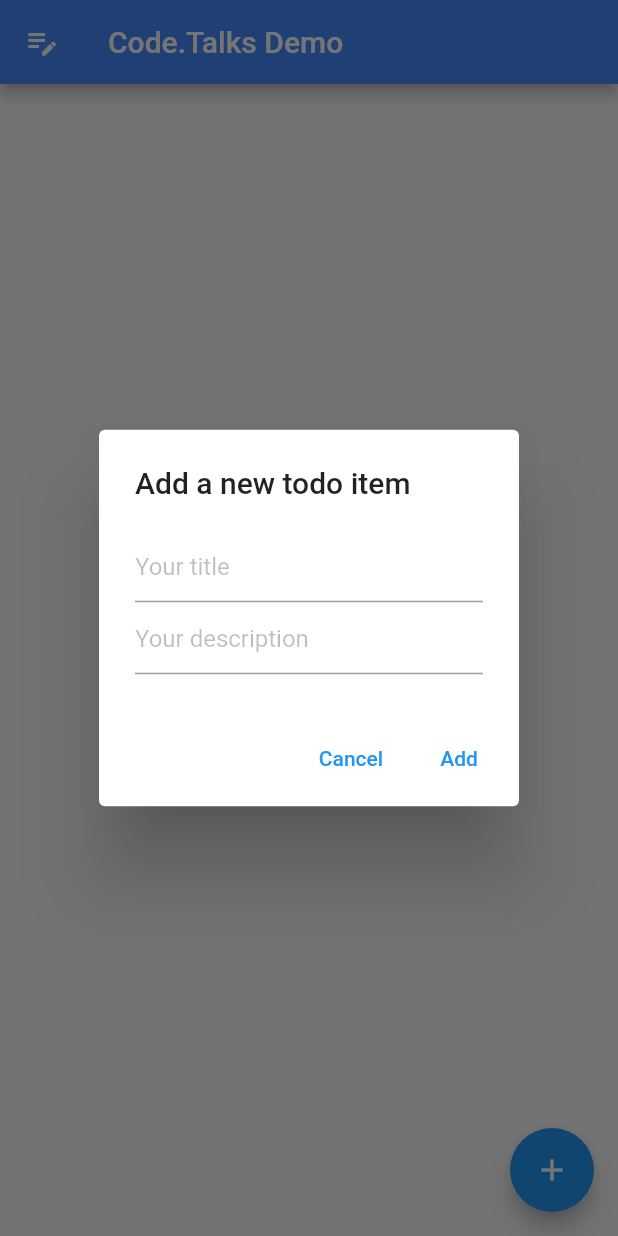
After one commit to tbsschroeder/CodeTalksDemo2022, a Flutter app: the MyTodoPage screen opened directly, after a tap on the "add" icon, on a phone screen of 412 x 824 dp. The commit adds this screen. Run offline on Flutter 3.47's test engine with Material 2 defaults, Android fonts, the phone set to English and light mode, and no system bars; our stand-ins replace flutter_slidable, fluttertoast, sqflite; accounts and stored records are empty.

Commit message:
Refactor main.dart

```diff
--- a/lib/resources/todo_item.dart
+++ b/lib/resources/todo_item.dart
@@ -1,4 +1,5 @@
 import 'package:code_talks_demo/db/todo_model.dart';
+import 'package:code_talks_demo/todo.dart';
 import 'package:flutter/material.dart';
 import 'package:flutter_slidable/flutter_slidable.dart';
 import 'lib.dart';
@@ -46,12 +47,15 @@ class TodoItem extends StatelessWidget {
             color.red, color.green, color.blue, todo.checked ? 0.5 : 1.0),
         backgroundColor:
             todo.checked ? Colors.black54 : const Color(0xFF051428),
-        child: Text(todo.action.isNotEmpty ? todo.action[0].toUpperCase() : '?'));
+        child:
+            Text(todo.action == EMPTY ? '?' : todo.action[0].toUpperCase()));
   }
 
   SlidableAction _getDeleteSlidable() {
     return SlidableAction(
-      onPressed: (_){onHandleDelete(this, index);},
+      onPressed: (_) {
+        onHandleDelete(this, index);
+      },
       backgroundColor: const Color(0xFFFE4A49),
       foregroundColor: Colors.white,
       icon: Icons.delete,
@@ -61,21 +65,25 @@ class TodoItem extends StatelessWidget {
 
   SlidableAction _getDoneSlidable() {
     return SlidableAction(
-      onPressed: (_){onTodoChanged(this, index);},
+      onPressed: (_) {
+        onTodoChanged(this, index);
+      },
       backgroundColor: const Color(0xFF7BC043),
       foregroundColor: Colors.white,
-      icon: Icons.check,
+      icon: todo.checked ? Icons.note_add_outlined : Icons.check,
       label: todo.checked ? l10n.undone : l10n.done,
     );
   }
 
-  ListTile _getListTile(){
+  ListTile _getListTile() {
     return ListTile(
+      onTap: () {
+        onTodoChanged(this, index);
+      },
       leading: getAvatar(),
-      title: Text(todo.action.isNotEmpty ? todo.action : '-empty-',
+      title: Text(todo.action,
           style: _getTextStyle()),
-      subtitle: Text(
-          todo.description.isNotEmpty ? todo.description : '-empty-',
+      subtitle: Text(todo.description,
           style: _getTextStyle()),
     );
   }
--- /dev/null
+++ b/lib/todo.dart
@@ -0,0 +1,170 @@
+import 'package:code_talks_demo/db/todo_model.dart';
+import 'package:code_talks_demo/resources/todo_item.dart';
+import 'package:flutter/material.dart';
+import 'package:code_talks_demo/db/database.dart';
+
+import 'l10n/localization.dart';
+import 'resources/lib.dart';
+
+final String EMPTY = '-empty-';
+
+class MyTodoPage extends StatefulWidget {
+  const MyTodoPage({Key? key, required this.title}) : super(key: key);
+
+  final String title;
+
+  @override
+  State<MyTodoPage> createState() => _MyTodoPageState();
+}
+
+class _MyTodoPageState extends State<MyTodoPage> {
+  final TextEditingController _titleFieldCtr = TextEditingController();
+  final TextEditingController _descriptionFieldCtr = TextEditingController();
+  final List<TodoItem> _todoItems = <TodoItem>[];
+  late Localization l10n;
+
+  @override
+  void initState() {
+    super.initState();
+    _getTodos();
+    print(getMadeWithLove());
+  }
+
+  Future<void> _addTodoDialog() async {
+    return showDialog<void>(
+      context: context,
+      barrierDismissible: false, // user must tap button!
+      builder: (BuildContext context) {
+        return AlertDialog(
+          title: Text(l10n.add_todo),
+          content: Column(
+            mainAxisSize: MainAxisSize.min,
+            children: [
+              TextField(
+                controller: _titleFieldCtr,
+                decoration: InputDecoration(hintText: l10n.type_todo),
+              ),
+              TextField(
+                controller: _descriptionFieldCtr,
+                decoration: InputDecoration(hintText: l10n.type_descripion),
+              ),
+            ],
+          ),
+          actions: <Widget>[
+            TextButton(
+              child: Text(l10n.cancel),
+              onPressed: () {
+                Navigator.of(context).pop();
+              },
+            ),
+            TextButton(
+              child: Text(l10n.add),
+              onPressed: () {
+                Navigator.of(context).pop();
+                _addTodoItem(_titleFieldCtr.text, _descriptionFieldCtr.text);
+              },
+            ),
+          ],
+        );
+      },
+    );
+  }
+
+  void _addTodoItem(String title, String description) async {
+    if (title.isEmpty){
+      title = EMPTY;
+    }
+    if (description.isEmpty){
+      description = EMPTY;
+    }
+
+    await DBProvider.db
+        .newTodo(Todo(action: title, description: description, checked: false));
+    _getTodos();
+    _titleFieldCtr.clear();
+    _descriptionFieldCtr.clear();
+    showToast(l10n.todo_added);
+  }
+
+  void _handleDelete(TodoItem item, int index) {
+    DBProvider.db.deleteTodo(item.todo.id);
+    setState(() => _todoItems.removeAt(index));
+    _getTodos();
+    showToast(l10n.todo_deleted);
+  }
+
+  void _handleTodoChange(TodoItem item, int index) {
+    item.todo.checked = !item.todo.checked;
+    DBProvider.db.updateTodo(item.todo);
+    setState(() => _todoItems[index].todo.checked = item.todo.checked);
+    showToast(item.todo.checked ? l10n.todo_checked : l10n.todo_unchecked);
+  }
+
+  void _getTodos() async {
+    final List<Todo> todos = await DBProvider.db.getTodos();
+    setState(() {
+      _todoItems.clear();
+      todos.asMap().forEach((index, todo) => _todoItems.add(TodoItem(
+          todo: todo,
+          index: index,
+          onHandleDelete: _handleDelete,
+          onTodoChanged: _handleTodoChange,
+          l10n: l10n,
+          key: UniqueKey())));
+    });
+  }
+
+  Center _getEmptyCenterText() {
+    return const Center(
+        child: Text('¯\\_(ツ)_/¯',
+            style: TextStyle(
+              fontSize: 24,
+              color: Colors.black54,
+              fontWeight: FontWeight.w700,
+            )));
+  }
+
+  FutureBuilder _getTodoList(final BuildContext context) =>
+      FutureBuilder<List<Todo>>(
+        future: DBProvider.db.getTodos(),
+        builder: (BuildContext context, AsyncSnapshot<List<Todo>> snapshot) {
+          if (!snapshot.hasData || snapshot.data!.isEmpty) {
+            return _getEmptyCenterText();
+          }
+          return ListView.builder(
+              padding: const EdgeInsets.all(8),
+              itemCount: snapshot.data?.length,
+              itemBuilder: (BuildContext context, int index) {
+                Todo todo = snapshot.data![index];
+                return TodoItem(
+                    todo: todo,
+                    index: index,
+                    onHandleDelete: _handleDelete,
+                    onTodoChanged: _handleTodoChange,
+                    l10n: l10n,
+                    key: UniqueKey());
+              });
+        },
+      );
+
+  @override
+  Widget build(BuildContext context) {
+    l10n = Localization.of(context)!;
+    return Scaffold(
+      appBar: AppBar(
+        leading: IconButton(
+          onPressed: () {},
+          icon: const Icon(Icons.edit_note_outlined),
+        ),
+        title: Text(widget.title),
+        backgroundColor: Colors.blueAccent,
+      ),
+      body: _getTodoList(context),
+      floatingActionButton: FloatingActionButton(
+        onPressed: _addTodoDialog,
+        tooltip: l10n.add_todo,
+        child: const Icon(Icons.add),
+      ), // This trailing comma makes auto-formatting nicer for build methods.
+    );
+  }
+}
--- a/pubspec.yaml
+++ b/pubspec.yaml
@@ -1,7 +1,7 @@
 name: code_talks_demo
 description: A new Flutter project.
 
-publish_to: 'none' # Remove this line if you wish to publish to pub.dev
+publish_to: 'none'
 
 version: 1.0.0+1
 
```
Also changed, not shown: lib/db/database.dart (+0 -7 lines), lib/main.dart (+2 -155 lines), lib/resources/lib.dart (+7 -23 lines), pubspec.lock.
